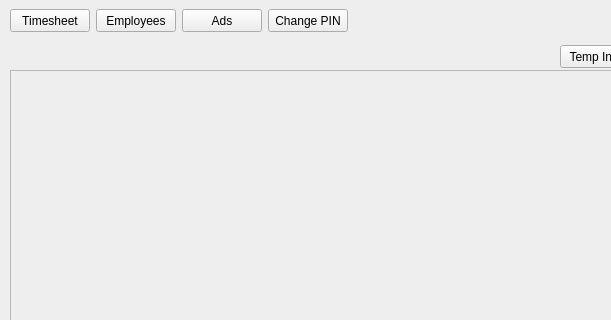
This is UI/MotorcycleDealership.ui in jordynmarlow/SoftwareEngineering as Qt 5 draws it before an edit; both pictures show x 0 to 611 and y 0 to 320 of the 1081 by 698 pixel window. The edited form follows.
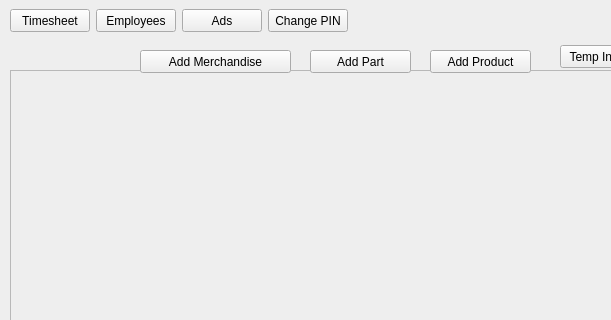
This is the edited form. Icons and pictures are not drawn.

```diff
--- a/UI/MotorcycleDealership.ui
+++ b/UI/MotorcycleDealership.ui
@@ -254,6 +254,45 @@
      <string>Temp Inventory</string>
     </property>
    </widget>
+   <widget class="QPushButton" name="add_product_bt">
+    <property name="geometry">
+     <rect>
+      <x>430</x>
+      <y>50</y>
+      <width>101</width>
+      <height>23</height>
+     </rect>
+    </property>
+    <property name="text">
+     <string>Add Product</string>
+    </property>
+   </widget>
+   <widget class="QPushButton" name="add_part_bt">
+    <property name="geometry">
+     <rect>
+      <x>310</x>
+      <y>50</y>
+      <width>101</width>
+      <height>23</height>
+     </rect>
+    </property>
+    <property name="text">
+     <string>Add Part</string>
+    </property>
+   </widget>
+   <widget class="QPushButton" name="add_merch_bt">
+    <property name="geometry">
+     <rect>
+      <x>140</x>
+      <y>50</y>
+      <width>151</width>
+      <height>23</height>
+     </rect>
+    </property>
+    <property name="text">
+     <string>Add Merchandise</string>
+    </property>
+   </widget>
    <zorder>widget</zorder>
    <zorder>filter_inventory_bt</zorder>
    <zorder>new_order_bt</zorder>
@@ -262,6 +301,9 @@
    <zorder>inventory_scroll_area</zorder>
    <zorder>filter_order_bt</zorder>
    <zorder>temp_inv_bt</zorder>
+   <zorder>add_product_bt</zorder>
+   <zorder>add_part_bt</zorder>
+   <zorder>add_merch_bt</zorder>
   </widget>
   <widget class="QMenuBar" name="menubar">
    <property name="geometry">
@@ -269,7 +311,7 @@
      <x>0</x>
      <y>0</y>
      <width>1081</width>
-     <height>21</height>
+     <height>26</height>
     </rect>
    </property>
   </widget>
```
